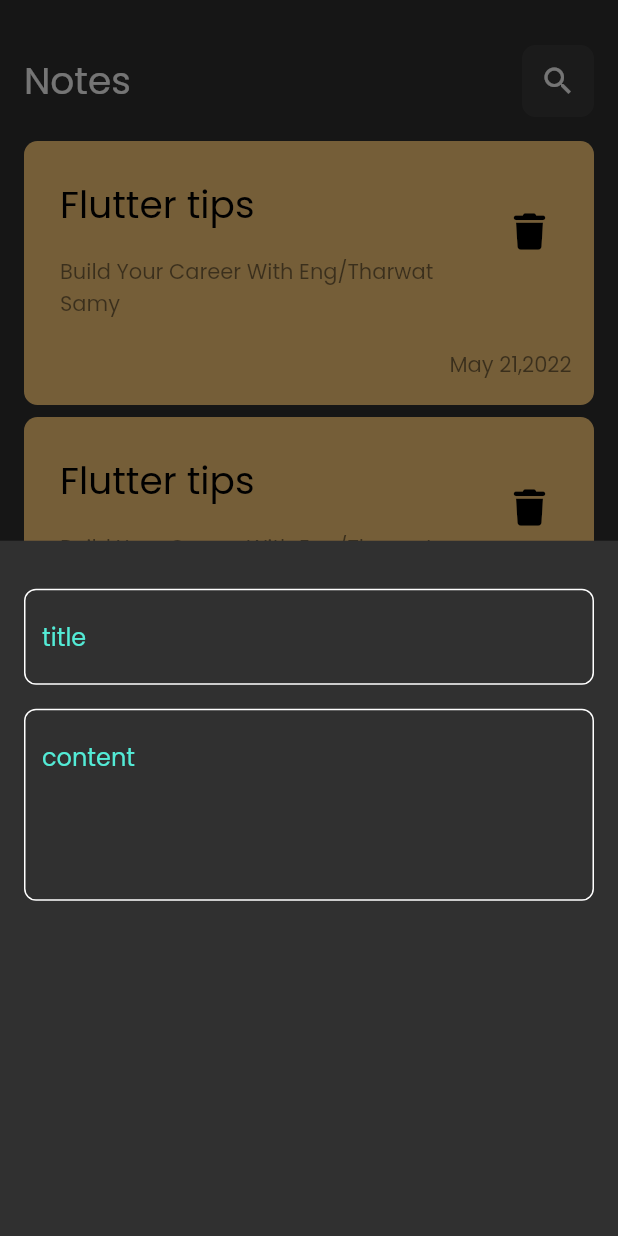
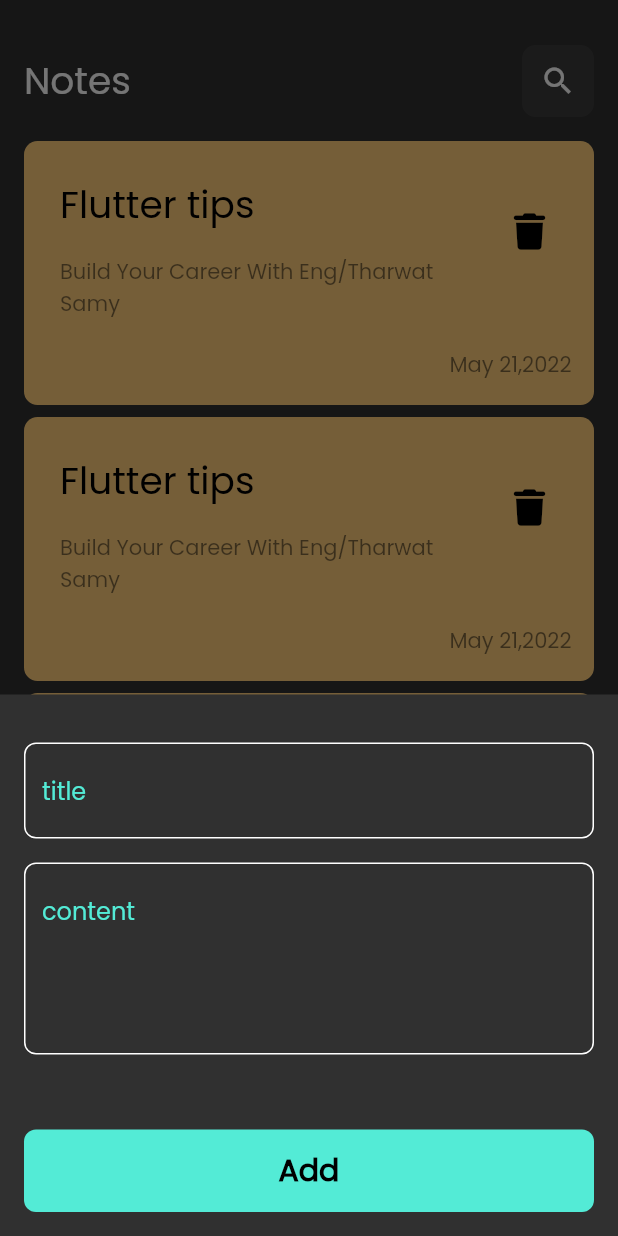
Before and after one commit to mohamedgalalelhamrawy/notes_app, a Flutter app: the screen it shows after launch, after a tap on the "add" icon, on a phone screen of 412 x 824 dp. Run offline on Flutter 3.47's test engine with Material 2 defaults, Android fonts, the phone set to English and light mode, and no system bars; our stand-ins replace font_awesome_flutter.

Commit message:
finish note bottom sheet and create edit notes view

```diff
--- a/lib/main.dart
+++ b/lib/main.dart
@@ -11,7 +11,7 @@ class notes_app extends StatelessWidget {
   @override
   Widget build(BuildContext context) {
     return MaterialApp(
-      // debugShowCheckedModeBanner: false,
+      debugShowCheckedModeBanner: false,
         theme: ThemeData(
           brightness: Brightness.dark,
           fontFamily: "Poppins"
--- a/lib/widgets/addmodalbottomsheet.dart
+++ b/lib/widgets/addmodalbottomsheet.dart
@@ -1,5 +1,6 @@
 import 'package:flutter/material.dart';
 import 'package:notes_app/widgets/custom_textfield.dart';
+import 'package:notes_app/widgets/custtom_botton.dart';
 
 class AddmodalBottomSheet extends StatelessWidget {
   const AddmodalBottomSheet({super.key});
@@ -8,15 +9,27 @@ class AddmodalBottomSheet extends StatelessWidget {
   Widget build(BuildContext context) {
     return Padding(
       padding: const EdgeInsets.symmetric(horizontal: 16),
-      child: Column(
+      child: SingleChildScrollView(
+        child: Column(
           children: const [
-            SizedBox(height: 32,),
-           customtextfield(hint: "title"),
-           SizedBox( height:16 ,),
-           customtextfield(hint: "content",
-           maxline: 4,
-           )
+            SizedBox(
+              height: 32,
+            ),
+            customtextfield(hint: "title"),
+            SizedBox(
+              height: 16,
+            ),
+            customtextfield(
+              hint: "content",
+              maxline: 4,
+            ),
+            SizedBox(height: 50,),
+            customBotton(),
+               SizedBox(
+              height: 16,
+            ),
           ],
+        ),
       ),
     );
   }
--- /dev/null
+++ b/lib/widgets/custtom_botton.dart
@@ -0,0 +1,22 @@
+import 'package:flutter/material.dart';
+import 'package:notes_app/constants/constants.dart';
+
+class customBotton extends StatelessWidget {
+  const customBotton({super.key});
+
+  @override
+  Widget build(BuildContext context) {
+    return Container(
+      height: 55,
+      width: MediaQuery.of(context).size.width,
+      decoration: BoxDecoration(
+          borderRadius: BorderRadius.circular(8), color: kprimarycolor),
+      child: const Center(
+          child: Text(
+        "Add",
+        style: TextStyle(
+            color: Colors.black, fontSize: 20, fontWeight: FontWeight.bold),
+      )),
+    );
+  }
+}
--- a/lib/widgets/note_item.dart
+++ b/lib/widgets/note_item.dart
@@ -1,5 +1,6 @@
 import 'package:flutter/material.dart';
 import 'package:font_awesome_flutter/font_awesome_flutter.dart';
+import 'package:notes_app/views/edit_note_view.dart';
 class NoteItem extends StatelessWidget {
   const NoteItem({
     Key? key,
@@ -7,7 +8,13 @@ class NoteItem extends StatelessWidget {
 
   @override
   Widget build(BuildContext context) {
-    return Container(
+    return GestureDetector(
+      onTap: () {
+        Navigator.push(context,MaterialPageRoute(builder: ((context) {
+          return EditNoteView();
+        })));
+      },
+      child: Container(
         margin: const EdgeInsets.only(bottom: 8),
         padding: const EdgeInsets.only(top: 20, left: 8, bottom: 8, right:3),
         decoration: BoxDecoration(
@@ -31,6 +38,7 @@ class NoteItem extends StatelessWidget {
             child: Text("May 21,2022",style: TextStyle(color: Colors.black.withOpacity(0.5))),
           )
         ]),
+      ),
     );
   }
 }
```
Also changed, not shown: lib/views/edit_note_view.dart (added, +13 -0 lines), lib/widgets/edit_note_view_body.dart (added, +10 -0 lines). Lines whose indentation alone changed are shown as unchanged.
